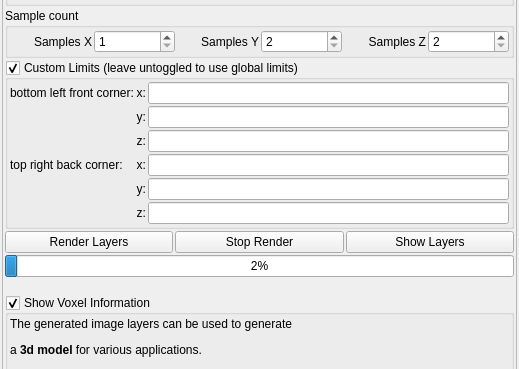
Above: mandelbulber2/qt/voxel_export_dialog.ui from buddhi1980/mandelbulber2 before the change; both pictures show x 0 to 519 and y 100 to 469 of the 519 by 1149 pixel window. Below: the same form after it.
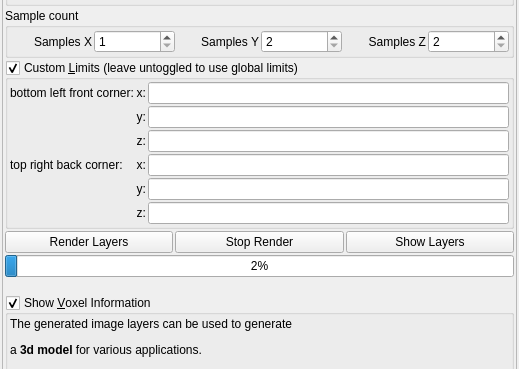
That is the form after the change. Icons and pictures are not drawn. Custom widgets are drawn as their Qt base class.

Commit message: Branch 2.08-2: merged changes which implements MyProgressBar (fix non existing text in progressbar on OSX)

Diff of the .ui file:
```diff
--- a/mandelbulber2/qt/voxel_export_dialog.ui
+++ b/mandelbulber2/qt/voxel_export_dialog.ui
@@ -276,7 +276,7 @@
        <item>
         <widget class="MyGroupBox" name="groupCheck_voxel_custom_limit_enabled">
          <property name="title">
-          <string>Custom Limits (leave untoggled to use global limits)</string>
+          <string>Custom &amp;Limits (leave untoggled to use global limits)</string>
          </property>
          <property name="checkable">
           <bool>true</bool>
@@ -546,7 +546,7 @@
        <item>
         <widget class="MyGroupBox" name="groupCheck_voxel_show_information">
          <property name="title">
-          <string>Show Voxel Information</string>
+          <string>Show &amp;Voxel Information</string>
          </property>
          <property name="checkable">
           <bool>true</bool>
@@ -613,6 +613,11 @@
    <extends>QLineEdit</extends>
    <header>mylineedit.h</header>
   </customwidget>
+  <customwidget>
+   <class>MyProgressBar</class>
+   <extends>QProgressBar</extends>
+   <header>my_progress_bar.h</header>
+  </customwidget>
  </customwidgets>
  <tabstops>
   <tabstop>scrollArea</tabstop>
```
Left out of the diff: 2 changed lines with no effect on the pictures. The commit also changes 8 other files.
